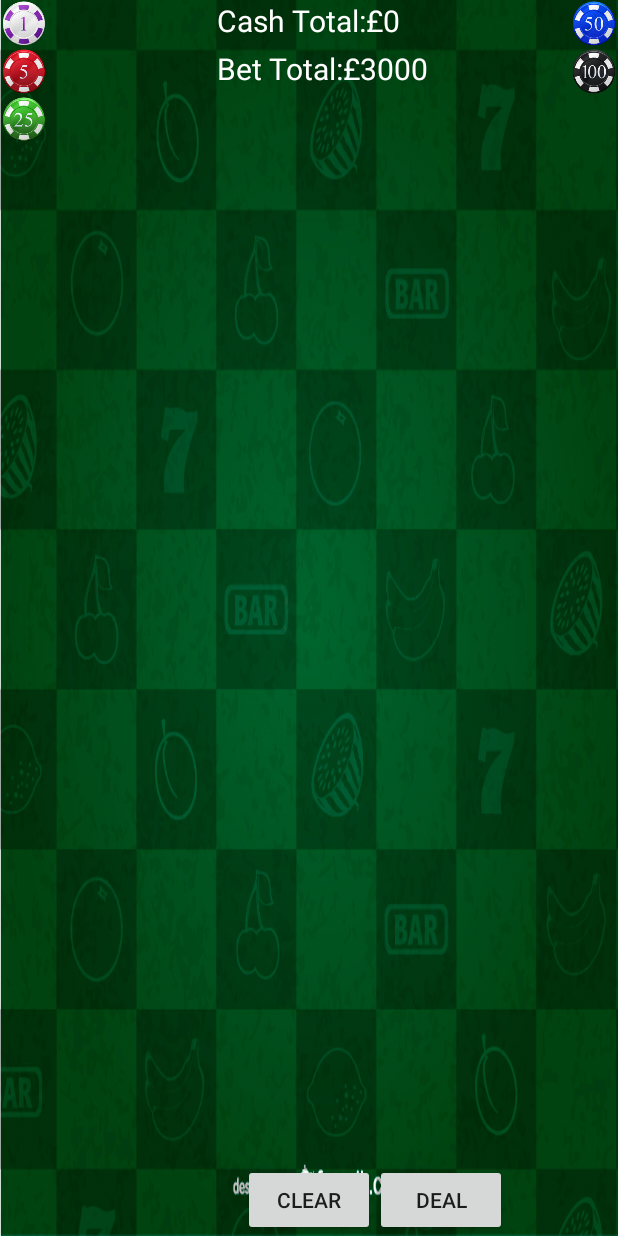
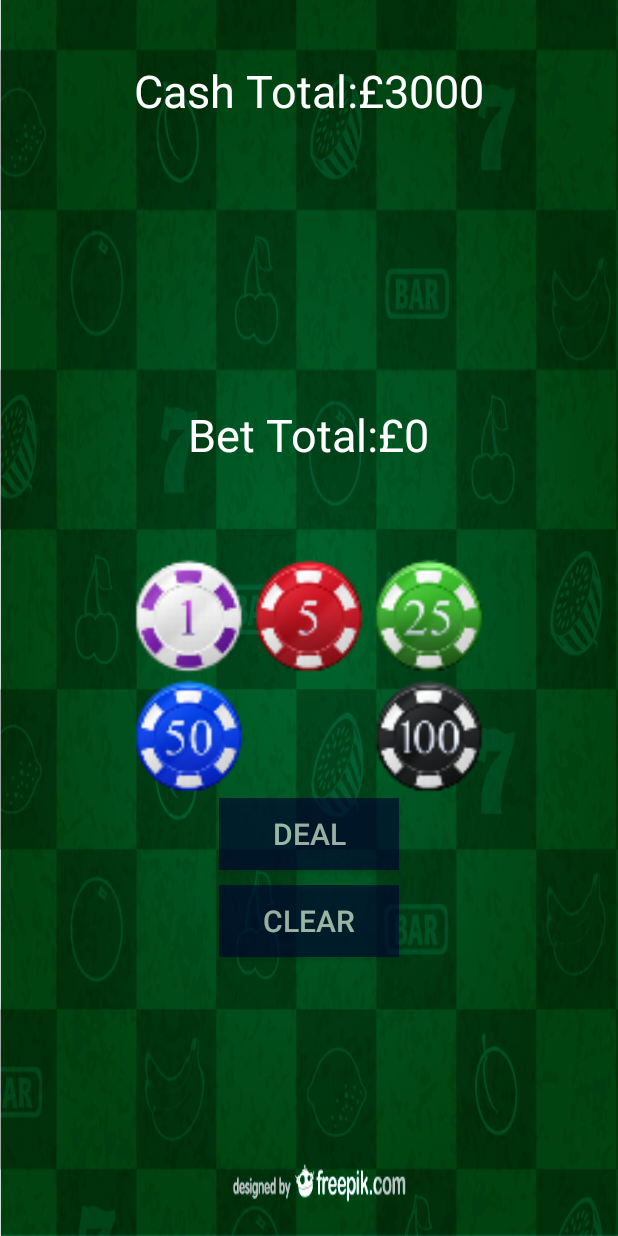
Before and after one commit to 921kiyo/blackjack-android, an Android app: the BettingActivity screen opened directly, with no data from a screen before it, on a phone screen of 412 x 824 dp. Run offline under Robolectric (Android 15) with nearby library versions, the phone set to English and light mode, and no system bars.

Commit message:
Design on betting page

```diff
--- /dev/null
+++ b/app/src/main/res/drawable/ic_cancel_24dp.xml
@@ -0,0 +1,9 @@
+<vector xmlns:android="http://schemas.android.com/apk/res/android"
+        android:width="24dp"
+        android:height="24dp"
+        android:viewportWidth="24.0"
+        android:viewportHeight="24.0">
+    <path
+        android:fillColor="#FF000000"
+        android:pathData="M12,2C6.47,2 2,6.47 2,12s4.47,10 10,10 10,-4.47 10,-10S17.53,2 12,2zm5,13.59L15.59,17 12,13.41 8.41,17 7,15.59 10.59,12 7,8.41 8.41,7 12,10.59 15.59,7 17,8.41 13.41,12 17,15.59z"/>
+</vector>
--- a/app/src/main/res/layout/betting_main.xml
+++ b/app/src/main/res/layout/betting_main.xml
@@ -6,79 +6,90 @@
     <TextView
         android:id="@+id/betTotal"
         android:layout_width="wrap_content"
-        android:layout_height="match_parent"
-        android:layout_centerVertical="true"
+        android:layout_height="wrap_content"
+        android:layout_marginTop="40dp"
         android:layout_centerHorizontal="true"
-        android:textSize="20dp"
+        android:textSize="30dp"
         android:textColor="@android:color/white"
-        android:text="Cash Total:£0"/>
+        android:text="Cash Total:£3000"/>
     <TextView
         android:id="@+id/cashTotal"
         android:layout_width="wrap_content"
-        android:layout_height="match_parent"
-        android:textSize="20dp"
+        android:layout_height="wrap_content"
+        android:textSize="30dp"
         android:textColor="@android:color/white"
-        android:text="Bet Total:£3000"
-        android:layout_below="@+id/fifty"
-        android:layout_alignLeft="@+id/betTotal"
-        android:layout_alignStart="@+id/betTotal" />
+        android:text="Bet Total:£0"
+        android:layout_above="@+id/one"
+        android:layout_centerHorizontal="true"
+        android:layout_marginBottom="62dp" />
     <ImageButton
         android:id="@+id/one"
-        android:layout_width="wrap_content"
-        android:layout_height="wrap_content"
-        android:layout_alignParentLeft="true"
-        android:background="@null"
-        android:src="@drawable/chip_one"
-        android:onClick="plusOne" />
+        android:layout_width="80dp"
+        android:layout_height="80dp"
+        android:background="@drawable/chip_one"
+        android:onClick="plusOne"
+        android:layout_alignTop="@+id/five"
+        android:layout_toLeftOf="@+id/five"
+        android:layout_toStartOf="@+id/five" />
     <ImageButton
         android:id="@+id/five"
-        android:layout_width="wrap_content"
-        android:layout_height="wrap_content"
-        android:layout_alignParentLeft="true"
-        android:background="@null"
-        android:src="@drawable/chip_five"
+        android:layout_width="80dp"
+        android:layout_height="80dp"
+        android:background="@drawable/chip_five"
         android:onClick="plusFive"
-        android:layout_below="@id/one" />
+        android:layout_centerVertical="true"
+        android:layout_centerHorizontal="true" />
     <ImageButton
         android:id="@+id/twenty_five"
-        android:layout_width="wrap_content"
-        android:layout_height="wrap_content"
-        android:layout_below="@id/five"
-        android:layout_alignParentLeft="true"
-        android:background="@null"
-        android:src="@drawable/chip_twenty_five"
-        android:onClick="plusTwentyFive" />
+        android:layout_width="80dp"
+        android:layout_height="80dp"
+        android:background="@drawable/chip_twenty_five"
+        android:onClick="plusTwentyFive"
+        android:layout_alignTop="@+id/five"
+        android:layout_toRightOf="@+id/five"
+        android:layout_toEndOf="@+id/five" />
     <ImageButton
         android:id="@+id/fifty"
-        android:layout_width="wrap_content"
-        android:layout_height="wrap_content"
-        android:layout_alignParentRight="true"
-        android:background="@null"
-        android:src="@drawable/chip_fifty"
-        android:onClick="plusFifty" />
+        android:layout_width="80dp"
+        android:layout_height="80dp"
+        android:background="@drawable/chip_fifty"
+        android:onClick="plusFifty"
+        android:layout_below="@+id/one"
+        android:layout_toLeftOf="@+id/five"
+        android:layout_toStartOf="@+id/five" />
     <ImageButton
         android:id="@+id/hundred"
-        android:layout_width="wrap_content"
-        android:layout_height="wrap_content"
-        android:layout_below="@id/fifty"
-        android:layout_alignParentRight="true"
-        android:background="@null"
-        android:src="@drawable/chip_hundred"
-        android:onClick="plusHundred" />
+        android:layout_width="80dp"
+        android:layout_height="80dp"
+        android:background="@drawable/chip_hundred"
+        android:onClick="plusHundred"
+        android:layout_below="@+id/five"
+        android:layout_toRightOf="@+id/five"
+        android:layout_toEndOf="@+id/five" />
     <Button
         android:id="@+id/clear"
-        android:layout_width="wrap_content"
+        android:layout_width="120dp"
         android:layout_height="wrap_content"
-        android:layout_centerHorizontal="true"
-        android:layout_alignParentBottom="true"
         android:onClick="clearBet"
-        android:text="Clear"/>
+        android:background="#000033"
+        android:alpha="0.6"
+        android:textColor="@android:color/white"
+        android:layout_marginTop="10dp"
+        android:textSize="20dp"
+        android:text="Clear"
+        android:layout_below="@+id/deal"
+        android:layout_alignLeft="@+id/deal"
+        android:layout_alignStart="@+id/deal" />
     <Button
         android:id="@+id/deal"
-        android:layout_width="wrap_content"
+        android:layout_width="120dp"
         android:layout_height="wrap_content"
-        android:layout_alignParentBottom="true"
-        android:layout_toRightOf="@id/clear"
-        android:text="Deal"/>
+        android:background="#000033"
+        android:alpha="0.6"
+        android:textColor="@android:color/white"
+        android:textSize="20dp"
+        android:text="Deal"
+        android:layout_below="@+id/fifty"
+        android:layout_centerHorizontal="true" />
 
 </RelativeLayout>
```
